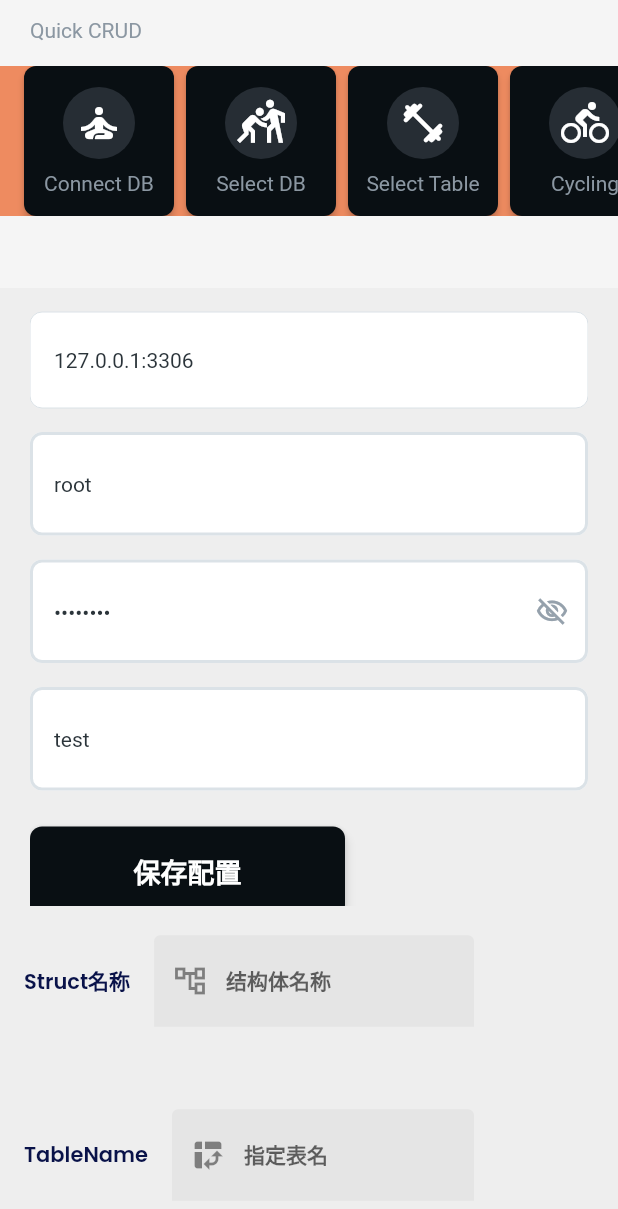
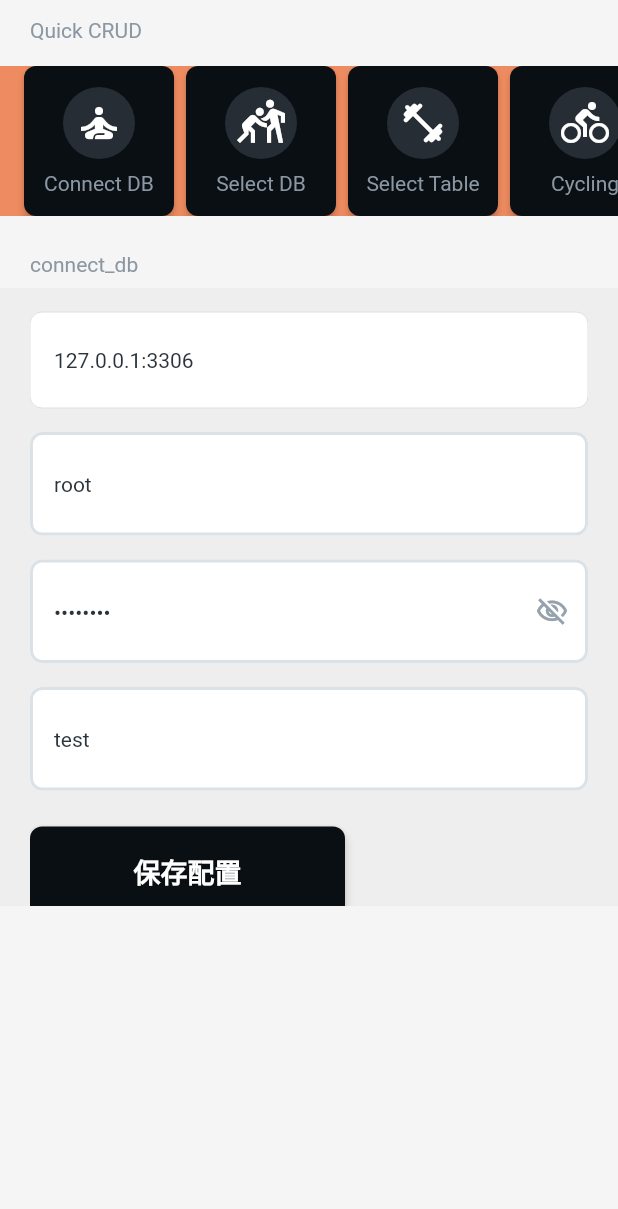
Before and after one commit to CusterFun/roaming, a Flutter app: the screen it shows after launch, after a tap on "Connect DB", on a phone screen of 412 x 824 dp. Shown: the top 1209 px of the screen. Run offline on Flutter 3.47's test engine with Material 2 defaults, Android fonts, the phone set to English and light mode, and no system bars; drawn by our look-alikes of auto_size_text; our stand-ins replace easy_debounce, font_awesome_flutter, get, google_fonts, page_transition, shared_preferences and 1 more; missing offline and left inert: json_path; Roboto replaces fonts that are missing (Lexend Deca).

Commit message:
format code

```diff
--- a/app/lib/app/modules/home/components/define_name_widget.dart
+++ b/app/lib/app/modules/home/components/define_name_widget.dart
@@ -1,4 +1,3 @@
-
 import 'package:app/flutter_flow/index.dart';
 import 'package:auto_size_text/auto_size_text.dart';
 import 'package:easy_debounce/easy_debounce.dart';
--- a/app/lib/app/modules/home/components/tool_box_widget.dart
+++ b/app/lib/app/modules/home/components/tool_box_widget.dart
@@ -1,4 +1,3 @@
-
 import 'package:app/app/modules/home/controllers/home_controller.dart';
 import 'package:app/flutter_flow/index.dart';
 import 'package:flutter/material.dart';
@@ -40,7 +39,8 @@ class _ToolBoxWidgetState extends State<ToolBoxWidget> {
                     padding: EdgeInsetsDirectional.fromSTEB(16, 0, 0, 0),
                     child: InkWell(
                       onTap: () async {
-                        setState(() => c.toolpick.value = 'connect_db');
+                        c.changetool('connect_db');
+                        // setState(() => c.toolpick.value = 'connect_db');
                       },
                       child: Material(
                         color: Colors.transparent,
@@ -98,7 +98,8 @@ class _ToolBoxWidgetState extends State<ToolBoxWidget> {
                     padding: EdgeInsetsDirectional.fromSTEB(8, 0, 0, 0),
                     child: InkWell(
                       onTap: () async {
-                        setState(() => c.toolpick.value = 'sql_to_code');
+                        c.changetool('sql_to_code');
+                        // setState(() => c.toolpick.value = 'sql_to_code');
                       },
                       child: Material(
                         color: Colors.transparent,
@@ -155,7 +156,8 @@ class _ToolBoxWidgetState extends State<ToolBoxWidget> {
                     padding: EdgeInsetsDirectional.fromSTEB(8, 0, 0, 0),
                     child: InkWell(
                       onTap: () async {
-                        setState(() => c.toolpick.value = 'select_table');
+                        c.changetool('select_table');
+                        // setState(() => c.toolpick.value = 'select_table');
                       },
                       child: Material(
                         color: Colors.transparent,
@@ -212,7 +214,8 @@ class _ToolBoxWidgetState extends State<ToolBoxWidget> {
                     padding: EdgeInsetsDirectional.fromSTEB(8, 0, 0, 0),
                     child: InkWell(
                       onTap: () async {
-                        setState(() => c.toolpick.value = 'test');
+                        c.changetool('test');
+                        // setState(() => c.toolpick.value = 'test');
                       },
                       child: Material(
                         color: Colors.transparent,
--- a/app/lib/app/modules/home/controllers/home_controller.dart
+++ b/app/lib/app/modules/home/controllers/home_controller.dart
@@ -1,3 +1,5 @@
+// ignore_for_file: unnecessary_overrides
+
 import 'package:get/get.dart';
 
 class HomeController extends GetxController {
@@ -17,4 +19,8 @@ class HomeController extends GetxController {
   @override
   void onClose() {}
   void increment() => count.value++;
+  void changetool(newValue) {
+    print("tool pick $toolpick");
+    toolpick.value = newValue;
+  }
 }
--- a/app/lib/app/modules/home/views/home_view.dart
+++ b/app/lib/app/modules/home/views/home_view.dart
@@ -54,22 +54,29 @@ class HomeView extends GetView<HomeController> {
                   child: Row(
                     mainAxisSize: MainAxisSize.max,
                     children: [
-                      Text(
+                      Obx(
+                        () => Text(
                           controller.toolpick.value,
-                        style: FlutterFlowTheme.of(context).bodyText2.override(
+                          style:
+                              FlutterFlowTheme.of(context).bodyText2.override(
                                     fontFamily: 'Lexend Deca',
                                     color: Color(0xFF8B97A2),
                                     fontSize: 14,
                                     fontWeight: FontWeight.normal,
                                   ),
                         ),
+                      ),
                     ],
                   ),
                 ),
-                // if (controller.toolpick.value == 'connect_db')
-                  ConnectDbWidget(),
-                // if (controller.toolpick.value == 'sql_to_code')
-                  DbContainerWidget(),
+                Obx(() => Container(
+                    child: (controller.toolpick.value == 'connect_db')
+                        ? ConnectDbWidget()
+                        : null)),
+                Obx(() => Container(
+                    child: (controller.toolpick.value == 'sql_to_code')
+                        ? DbContainerWidget()
+                        : null)),
               ],
             ),
           ),
--- a/app/lib/app/routes/app_pages.dart
+++ b/app/lib/app/routes/app_pages.dart
@@ -1,3 +1,5 @@
+// ignore_for_file: constant_identifier_names
+
 import 'package:get/get.dart';
 
 import '../modules/home/bindings/home_binding.dart';
--- a/app/lib/app/routes/app_routes.dart
+++ b/app/lib/app/routes/app_routes.dart
@@ -1,3 +1,5 @@
+// ignore_for_file: constant_identifier_names
+
 part of 'app_pages.dart';
 // DO NOT EDIT. This is code generated via package:get_cli/get_cli.dart
 
--- a/app/lib/flutter_flow/flutter_flow_util.dart
+++ b/app/lib/flutter_flow/flutter_flow_util.dart
@@ -16,7 +16,7 @@ export 'place.dart';
 T valueOrDefault<T>(T value, T defaultValue) =>
     (value is String && value.isEmpty) || value == null ? defaultValue : value;
 
-String dateTimeFormat(String format, DateTime dateTime) {
+String dateTimeFormat(String format, DateTime? dateTime) {
   if (dateTime == null) {
     return '';
   }
--- a/app/lib/flutter_flow/flutter_flow_widgets.dart
+++ b/app/lib/flutter_flow/flutter_flow_widgets.dart
@@ -1,3 +1,5 @@
+// ignore_for_file: deprecated_member_use
+
 import 'package:font_awesome_flutter/font_awesome_flutter.dart';
 import 'package:flutter/material.dart';
 import 'package:auto_size_text/auto_size_text.dart';
--- a/app/lib/flutter_flow/place.dart
+++ b/app/lib/flutter_flow/place.dart
@@ -20,7 +20,8 @@ class FFPlace {
   final String zipCode;
 
   @override
-  String toString() => '''FFPlace(
+  String toString() =>
+      '''FFPlace(
         latLng: $latLng,
         name: $name,
         address: $address,
```
Also changed, not shown: app/lib/app/modules/home/components/index.dart (line endings or trailing spaces), app/lib/flutter_flow/index.dart (line endings or trailing spaces). Lines whose indentation alone changed are shown as unchanged.
